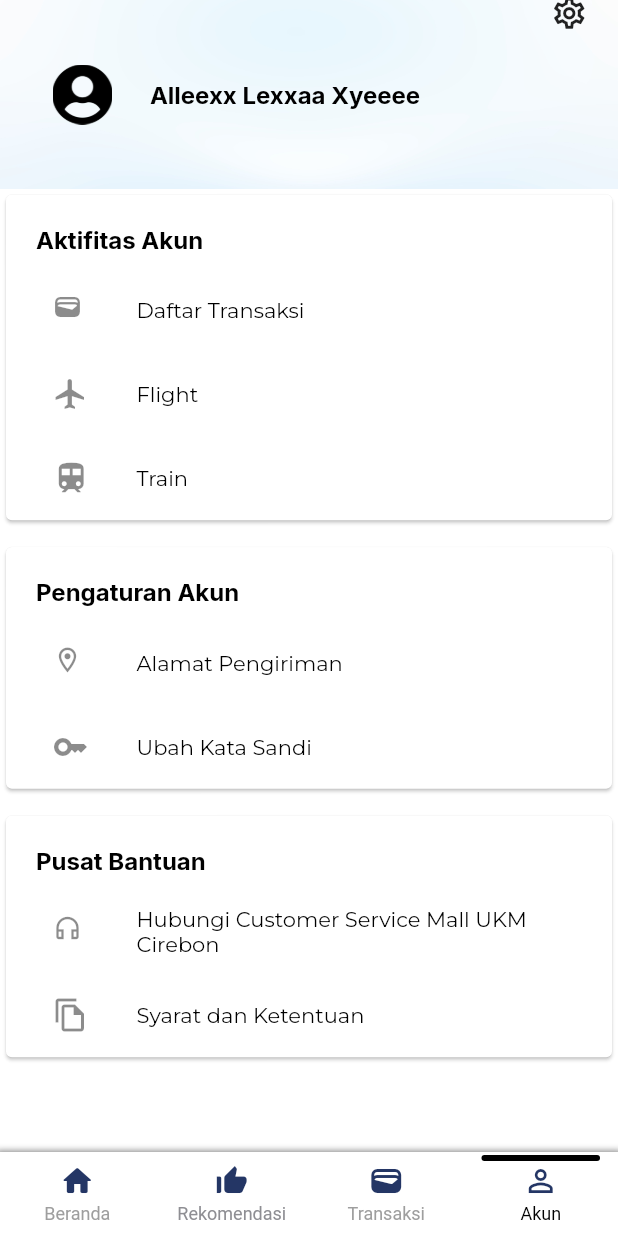
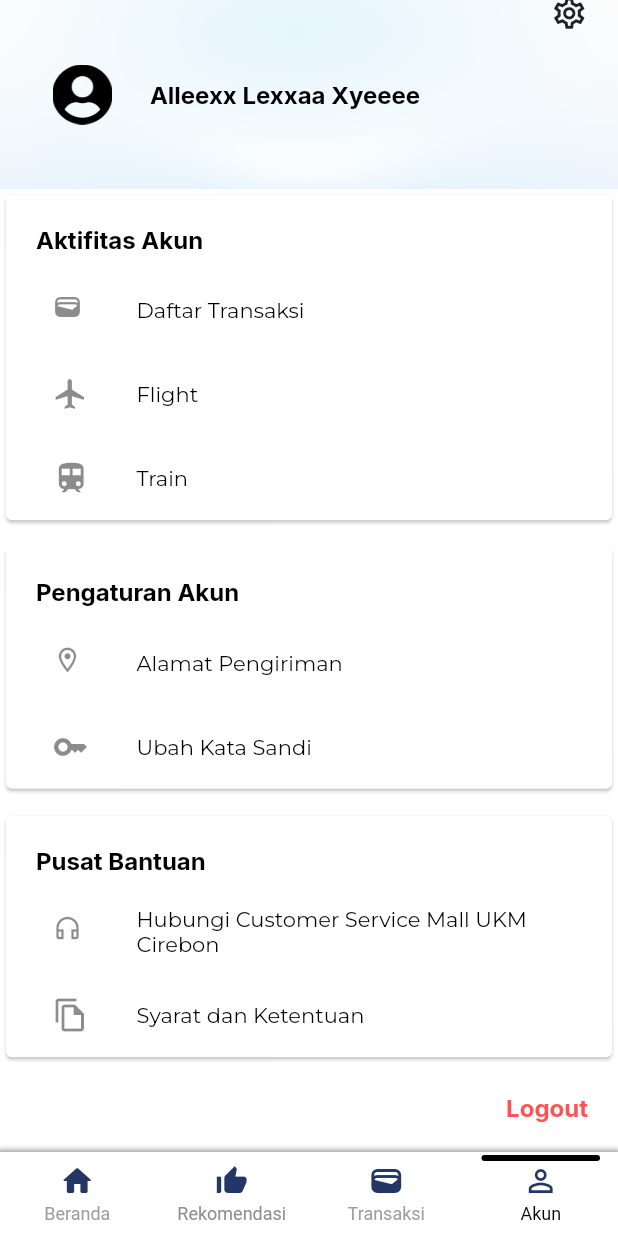
Before and after one commit to alfaisaldwi/Flutter_Mall-UKM, a Flutter app: the screen it shows after launch, item 4 of the bottom bar chosen, scrolled down 99 dp, on a phone screen of 412 x 824 dp. Run offline on Flutter 3.47's test engine with Material 2 defaults, Android fonts, the light colour scheme and no system bars; drawn by our look-alikes of persistent_bottom_nav_bar; our stand-ins replace anim_search_bar, get, google_fonts; missing offline and left inert: flutter_custom_carousel_slider, search_page; network calls fail.

Commit message:
styles & profile

```diff
--- a/lib/app/modules/home/views/home_view.dart
+++ b/lib/app/modules/home/views/home_view.dart
@@ -110,7 +110,7 @@ class HomeView extends GetView<HomeController> {
                           alignment: Alignment.centerLeft,
                           child: Text(
                             'Kategori',
-                            style: Styles.headerStyles,
+                            style: Styles.headerStyles(),
                           ),
                         ),
                       ),
@@ -159,7 +159,7 @@ class HomeView extends GetView<HomeController> {
                                                   maxLines: 2,
                                                   overflow:
                                                       TextOverflow.ellipsis,
-                                                  style: Styles.bodyStyle2,
+                                                  style: Styles.bodyStyle2(),
                                                 ),
                                               ),
                                             ],
--- a/lib/app/modules/profile/views/profile_view.dart
+++ b/lib/app/modules/profile/views/profile_view.dart
@@ -33,7 +33,7 @@ class ProfileView extends GetView<ProfileController> {
                         alignment: Alignment.topLeft,
                         child: Text(
                           'Akun',
-                          style: Styles.headerStyles,
+                          style: Styles.headerStyles(),
                         ),
                       ),
                       const Padding(
@@ -60,7 +60,7 @@ class ProfileView extends GetView<ProfileController> {
                           Expanded(
                             child: Text(
                               'Alleexx Lexxaa Xyeeee',
-                              style: Styles.headerStyles,
+                              style: Styles.headerStyles(),
                             ),
                           ),
                         ],
@@ -81,7 +81,7 @@ class ProfileView extends GetView<ProfileController> {
                           alignment: Alignment.centerLeft,
                           child: Text(
                             'Aktifitas Akun',
-                            style: Styles.headerStyles,
+                            style: Styles.headerStyles(),
                           ),
                         ),
                       ),
@@ -99,14 +99,14 @@ class ProfileView extends GetView<ProfileController> {
                               ),
                               title: Text(
                                 'Daftar Transaksi',
-                                style: Styles.bodyStyle,
+                                style: Styles.bodyStyle(),
                               ),
                             ),
                             ListTile(
                               leading: const Icon(Icons.flight),
                               title: Text(
                                 'Flight',
-                                style: Styles.bodyStyle,
+                                style: Styles.bodyStyle(),
                               ),
                             ),
                             ListTile(
@@ -116,7 +116,7 @@ class ProfileView extends GetView<ProfileController> {
                               ),
                               title: Text(
                                 'Train',
-                                style: Styles.bodyStyle,
+                                style: Styles.bodyStyle(),
                               ),
                             )
                           ],
@@ -141,7 +141,7 @@ class ProfileView extends GetView<ProfileController> {
                           alignment: Alignment.centerLeft,
                           child: Text(
                             'Pengaturan Akun',
-                            style: Styles.headerStyles,
+                            style: Styles.headerStyles(),
                           ),
                         ),
                       ),
@@ -159,14 +159,14 @@ class ProfileView extends GetView<ProfileController> {
                               ),
                               title: Text(
                                 'Alamat Pengiriman',
-                                style: Styles.bodyStyle,
+                                style: Styles.bodyStyle(),
                               ),
                             ),
                             ListTile(
                               leading: const Icon(Icons.key_outlined),
                               title: Text(
                                 'Ubah Kata Sandi',
-                                style: Styles.bodyStyle,
+                                style: Styles.bodyStyle(),
                               ),
                             ),
                           ],
@@ -191,7 +191,7 @@ class ProfileView extends GetView<ProfileController> {
                           alignment: Alignment.centerLeft,
                           child: Text(
                             'Pusat Bantuan',
-                            style: Styles.headerStyles,
+                            style: Styles.headerStyles(),
                           ),
                         ),
                       ),
@@ -209,14 +209,14 @@ class ProfileView extends GetView<ProfileController> {
                               ),
                               title: Text(
                                 'Hubungi Customer Service Mall UKM Cirebon',
-                                style: Styles.bodyStyle,
+                                style: Styles.bodyStyle(),
                               ),
                             ),
                             ListTile(
                               leading: const Icon(Icons.file_copy_outlined),
                               title: Text(
                                 'Syarat dan Ketentuan',
-                                style: Styles.bodyStyle,
+                                style: Styles.bodyStyle(),
                               ),
                             ),
                           ],
@@ -226,6 +226,18 @@ class ProfileView extends GetView<ProfileController> {
                   ),
                 ),
               ),
+              Padding(
+                padding:
+                    const EdgeInsets.symmetric(horizontal: 20.0, vertical: 20),
+                child: Align(
+                  alignment: Alignment.centerRight,
+                  child: Text(
+                    'Logout',
+                    style: Styles.headerStyles(
+                        color: Colors.redAccent, weight: FontWeight.bold),
+                  ),
+                ),
+              )
             ]),
           ),
         ),
--- a/lib/app/modules/recommend_page/views/recommend_page_view.dart
+++ b/lib/app/modules/recommend_page/views/recommend_page_view.dart
@@ -37,13 +37,13 @@ class RecommendPageView extends GetView<RecommendPageController> {
                 ),
                 Text(
                   'Produk hari ini',
-                  style: Styles.headerStyles,
+                  style: Styles.headerStyles(),
                 ),
                 SizedBox(
                   height: MediaQuery.of(context).size.height * .3 - 30,
                   width: MediaQuery.of(context).size.width * .9,
                   child: ListView.builder(
-                      physics: ClampingScrollPhysics(),
+                      physics: const ClampingScrollPhysics(),
                       shrinkWrap: true,
                       scrollDirection: Axis.horizontal,
                       itemCount: 8,
@@ -55,7 +55,7 @@ class RecommendPageView extends GetView<RecommendPageController> {
                           },
                           child: Card(
                             child: Container(
-                              padding: EdgeInsets.all(5),
+                              padding: const EdgeInsets.all(5),
                               child: Padding(
                                 padding: const EdgeInsets.only(
                                     left: 8.0, right: 8.0, bottom: 4.0),
--- a/lib/app/style/styles.dart
+++ b/lib/app/style/styles.dart
@@ -6,15 +6,21 @@ class Styles {
   // declare two fonts into separate varibales
 
   // header style
-  static final TextStyle headerStyles = GoogleFonts.inter(
-      color: Colors.black, fontSize: 16, fontWeight: FontWeight.bold);
+  static TextStyle headerStyles({Color? color, double? size, FontWeight? weight}) {
+    return GoogleFonts.inter(
+        color: color ?? Colors.black,
+        fontSize: size ?? 16,
+        fontWeight: weight ?? FontWeight.bold);
+  }
 
   // extend the header style into body
-  static final bodyStyle =
-      GoogleFonts.montserrat(color: Colors.black, fontSize: 14);
+  static bodyStyle({Color? color, double? size, FontWeight? weight}) {
+    return GoogleFonts.montserrat(color: color ?? Colors.black, fontSize: size ?? 14 , fontWeight: weight?? FontWeight.normal);
+  }
 
-  static final bodyStyle2 =
-      GoogleFonts.montserrat(color: Colors.black, fontSize: 11);
+  static bodyStyle2({Color? color ,FontWeight? weight}) {
+    return GoogleFonts.montserrat(color: color ?? Colors.black, fontSize: 11 , fontWeight: weight?? FontWeight.normal,);
+  }
 
   static final TextStyle buttonStyles =
       GoogleFonts.montserrat(color: Colors.black, fontSize: 14);
```
Also changed, not shown: lib/splashscreen.dart (+8 -9 lines).
